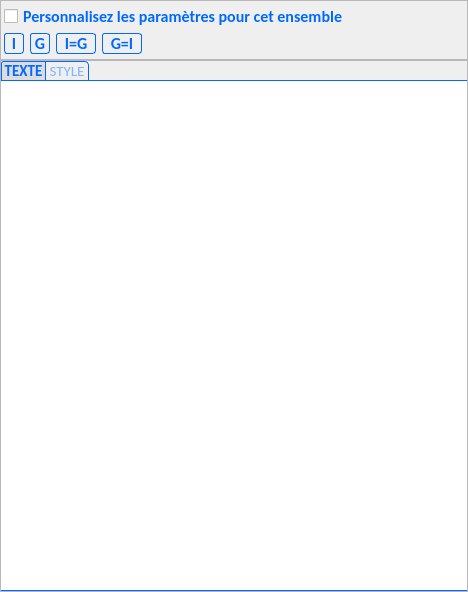
The window that PhotosConsigne/ui/Set.ui (FlorianLance/PhotosConsigne) describes before a commit, drawn with Qt 5.
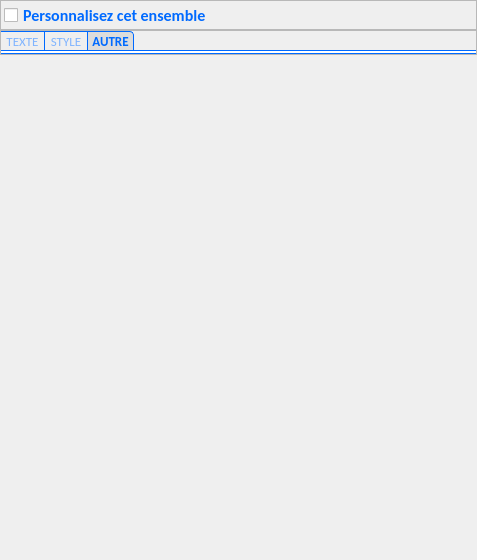
The same window after the commit. The open tabs and pages were chosen to show the change.

The edit to the form file:
```diff
--- a/PhotosConsigne/ui/Set.ui
+++ b/PhotosConsigne/ui/Set.ui
@@ -9,10 +9,16 @@
    <rect>
     <x>0</x>
     <y>0</y>
-    <width>468</width>
-    <height>592</height>
+    <width>477</width>
+    <height>560</height>
    </rect>
   </property>
+  <property name="sizePolicy">
+   <sizepolicy hsizetype="Preferred" vsizetype="Minimum">
+    <horstretch>0</horstretch>
+    <verstretch>0</verstretch>
+   </sizepolicy>
+  </property>
   <property name="windowTitle">
    <string>Form</string>
   </property>
@@ -37,7 +43,7 @@
      <property name="maximumSize">
       <size>
        <width>16777215</width>
-       <height>60</height>
+       <height>30</height>
       </size>
      </property>
      <property name="frameShape">
@@ -59,7 +65,7 @@
       <property name="bottomMargin">
        <number>5</number>
       </property>
-      <item row="2" column="4" colspan="2">
+      <item row="1" column="2">
        <spacer name="horizontalSpacer_2">
         <property name="orientation">
          <enum>Qt::Horizontal</enum>
@@ -72,203 +78,7 @@
         </property>
        </spacer>
       </item>
-      <item row="2" column="1">
-       <widget class="QPushButton" name="pbAllGlobalParameters">
-        <property name="minimumSize">
-         <size>
-          <width>20</width>
-          <height>0</height>
-         </size>
-        </property>
-        <property name="maximumSize">
-         <size>
-          <width>20</width>
-          <height>16777215</height>
-         </size>
-        </property>
-        <property name="toolTip">
-         <string>Utiliser les paramètres globaux pour tous les ensembles</string>
-        </property>
-        <property name="styleSheet">
-         <string notr="true">
-
-QPushButton {
-    font: bold 12pt Calibri;  
-    border: 1px solid gray;
-    border-radius: 3px;
-     background-color: qlineargradient(x1: 0, y1: 0, x2: 0, y2: 1,
-                                       stop: 0 #f6f7fa, stop: 1 #dadbde);
- }
- 
-QPushButton::enabled {
-	color : rgb(0,106,255);
-    border: 1px solid rgb(0,106,255);
- }
-
-QPushButton:hover:!pressed{
-
-     background-color: qlineargradient(x1: 0, y1: 0, x2: 0, y2: 1,
-                                       stop: 0 #dadbde, stop: 1 #f6f7fa);
-}
-
- QPushButton:pressed{
-    background-color:  rgb(220,220,220);
-
-}</string>
-        </property>
-        <property name="text">
-         <string>G</string>
-        </property>
-       </widget>
-      </item>
-      <item row="2" column="0">
-       <widget class="QPushButton" name="pbAllIndividualParameters">
-        <property name="minimumSize">
-         <size>
-          <width>20</width>
-          <height>0</height>
-         </size>
-        </property>
-        <property name="maximumSize">
-         <size>
-          <width>20</width>
-          <height>16777215</height>
-         </size>
-        </property>
-        <property name="toolTip">
-         <string>Utiliser les paramètres individuels pour tous les ensembles</string>
-        </property>
-        <property name="styleSheet">
-         <string notr="true">
-
-QPushButton {
-    font: bold 12pt Calibri;  
-    border: 1px solid gray;
-    border-radius: 3px;
-     background-color: qlineargradient(x1: 0, y1: 0, x2: 0, y2: 1,
-                                       stop: 0 #f6f7fa, stop: 1 #dadbde);
- }
- 
-QPushButton::enabled {
-	color : rgb(0,106,255);
-    border: 1px solid rgb(0,106,255);
- }
-
-QPushButton:hover:!pressed{
-
-     background-color: qlineargradient(x1: 0, y1: 0, x2: 0, y2: 1,
-                                       stop: 0 #dadbde, stop: 1 #f6f7fa);
-}
-
- QPushButton:pressed{
-    background-color:  rgb(220,220,220);
-
-}</string>
-        </property>
-        <property name="text">
-         <string>I</string>
-        </property>
-       </widget>
-      </item>
-      <item row="2" column="3">
-       <widget class="QPushButton" name="pbCopyIndividualToGlobal">
-        <property name="minimumSize">
-         <size>
-          <width>30</width>
-          <height>0</height>
-         </size>
-        </property>
-        <property name="maximumSize">
-         <size>
-          <width>40</width>
-          <height>16777215</height>
-         </size>
-        </property>
-        <property name="toolTip">
-         <string>Initialiser le paramètre global avec le paramètre individuel courant</string>
-        </property>
-        <property name="styleSheet">
-         <string notr="true">
-
-QPushButton {
-    font: bold 12pt Calibri;  
-    border: 1px solid gray;
-    border-radius: 3px;
-     background-color: qlineargradient(x1: 0, y1: 0, x2: 0, y2: 1,
-                                       stop: 0 #f6f7fa, stop: 1 #dadbde);
- }
- 
-QPushButton::enabled {
-	color : rgb(0,106,255);
-    border: 1px solid rgb(0,106,255);
- }
-
-QPushButton:hover:!pressed{
-
-     background-color: qlineargradient(x1: 0, y1: 0, x2: 0, y2: 1,
-                                       stop: 0 #dadbde, stop: 1 #f6f7fa);
-}
-
- QPushButton:pressed{
-    background-color:  rgb(220,220,220);
-
-}</string>
-        </property>
-        <property name="text">
-         <string>G=I</string>
-        </property>
-       </widget>
-      </item>
-      <item row="2" column="2">
-       <widget class="QPushButton" name="pbCopyGlobalToIndividuals">
-        <property name="minimumSize">
-         <size>
-          <width>30</width>
-          <height>0</height>
-         </size>
-        </property>
-        <property name="maximumSize">
-         <size>
-          <width>40</width>
-          <height>16777215</height>
-         </size>
-        </property>
-        <property name="toolTip">
-         <string>Initialiser tous les ensembles individuels avec le paramètre global</string>
-        </property>
-        <property name="styleSheet">
-         <string notr="true">
-
-QPushButton {
-    font: bold 12pt Calibri;  
-    border: 1px solid gray;
-    border-radius: 3px;
-     background-color: qlineargradient(x1: 0, y1: 0, x2: 0, y2: 1,
-                                       stop: 0 #f6f7fa, stop: 1 #dadbde);
- }
- 
-QPushButton::enabled {
-	color : rgb(0,106,255);
-    border: 1px solid rgb(0,106,255);
- }
-
-QPushButton:hover:!pressed{
-
-     background-color: qlineargradient(x1: 0, y1: 0, x2: 0, y2: 1,
-                                       stop: 0 #dadbde, stop: 1 #f6f7fa);
-}
-
- QPushButton:pressed{
-    background-color:  rgb(220,220,220);
-
-}</string>
-        </property>
-        <property name="text">
-         <string>I=G</string>
-        </property>
-       </widget>
-      </item>
-      <item row="1" column="0" colspan="5">
+      <item row="1" column="0" colspan="2">
        <widget class="QCheckBox" name="cbEnableIndividualConsign">
         <property name="minimumSize">
          <size>
@@ -290,7 +100,7 @@
 </string>
         </property>
         <property name="text">
-         <string>Personnalisez les paramètres pour cet ensemble</string>
+         <string>Personnalisez cet ensemble</string>
         </property>
        </widget>
       </item>
@@ -302,10 +112,16 @@
      <property name="enabled">
       <bool>true</bool>
      </property>
+     <property name="sizePolicy">
+      <sizepolicy hsizetype="Preferred" vsizetype="Minimum">
+       <horstretch>0</horstretch>
+       <verstretch>0</verstretch>
+      </sizepolicy>
+     </property>
      <property name="minimumSize">
       <size>
        <width>0</width>
-       <height>500</height>
+       <height>0</height>
       </size>
      </property>
      <property name="frameShape">
@@ -355,11 +171,14 @@
         </property>
         <property name="styleSheet">
          <string notr="true">
+/* ################################  TAB BAR*/
 
 QTabWidget::tab-bar {
-    alignment: center;
+    alignment: left;
 }
 
+/* ################################  PANE */
+
 QTabWidget::pane { 
 
 	/* border */
@@ -368,6 +187,7 @@
 	border-right: 0px solid rgb(0,106,255);
 	border-bottom: 1px solid rgb(0,106,255);
 
+
 	/* border radius */
 	border-top-right-radius: 0px;
 	border-top-left-radius: 0px;
@@ -378,6 +198,10 @@
 	background-color:rgb(255, 255, 255)
 }
 
+/* ################################  TAB*/
+
+/* ################ BASE */
+
 QTabBar::tab {
 
 	/* border */
@@ -388,11 +212,6 @@
 	/* border radius */
     border-radius: 0px;
 
-	/* color */
-	background-color: qlineargradient(x1: 0, y1: 0, x2: 0, y2: 1,
-                                       stop: 0 #f6f7fa, stop: 1 #dadbde);
-	color : rgb(0,106,255);
-
 	/* size */
 	height:4ex;
 	min-width:20ex;
@@ -411,7 +230,7 @@
 	color : rgb(127,180,255);
 
 	/* font */
-  	font:  11pt Calibri;
+  	font:  10pt Calibri;
 }
 
 
@@ -422,7 +241,7 @@
     background-color:  rgb(220,220,220);
 
 	/* font */
-	 font: bold 11pt Calibri;
+	 font: bold 10pt Calibri;
 }
 
 
@@ -440,18 +259,15 @@
 }
 
 
-/* ################ ORDER */
-
-
-
+/* ################ FIRST / LAST */
 
 QTabBar::tab:first{
 
 	/* border */
-	border-left: 1px solid rgb(0,106,255);
+	border-left: 0px solid rgb(0,106,255);
 
 	/* border radius */
-	border-top-left-radius: 3px;
+	border-top-left-radius: 0px;
 	border-bottom-left-radius: 0px;
 
 }
@@ -461,19 +277,6 @@
 	/* border radius */
 	 border-top-right-radius: 4px;
 }
-
-QTabBar::tab:!enabled{
-	color: rgb(150,150,150);
-}
-
-
-
-QTabWidget::pane:!enabled { 
-/*	border-color : rgb(150,150,150);*/
-	color: rgb(150,150,150);
-}
-
-
 </string>
         </property>
         <property name="tabPosition">
@@ -489,6 +292,12 @@
          <enum>Qt::ElideLeft</enum>
         </property>
         <widget class="QWidget" name="tabSetText">
+         <property name="sizePolicy">
+          <sizepolicy hsizetype="Preferred" vsizetype="Expanding">
+           <horstretch>0</horstretch>
+           <verstretch>0</verstretch>
+          </sizepolicy>
+         </property>
          <attribute name="title">
           <string>TEXTE</string>
          </attribute>
@@ -542,11 +351,46 @@
           </item>
          </layout>
         </widget>
+        <widget class="QWidget" name="tabMisc">
+         <attribute name="title">
+          <string>AUTRE</string>
+         </attribute>
+         <layout class="QVBoxLayout" name="vlMisc">
+          <property name="spacing">
+           <number>0</number>
+          </property>
+          <property name="leftMargin">
+           <number>0</number>
+          </property>
+          <property name="topMargin">
+           <number>0</number>
+          </property>
+          <property name="rightMargin">
+           <number>0</number>
+          </property>
+          <property name="bottomMargin">
+           <number>0</number>
+          </property>
+         </layout>
+        </widget>
        </widget>
       </item>
      </layout>
     </widget>
    </item>
+   <item>
+    <spacer name="verticalSpacer1">
+     <property name="orientation">
+      <enum>Qt::Vertical</enum>
+     </property>
+     <property name="sizeHint" stdset="0">
+      <size>
+       <width>20</width>
+       <height>40</height>
+      </size>
+     </property>
+    </spacer>
+   </item>
   </layout>
  </widget>
  <resources/>
```
Left out of the diff: 2 changed lines with no effect on the pictures.
